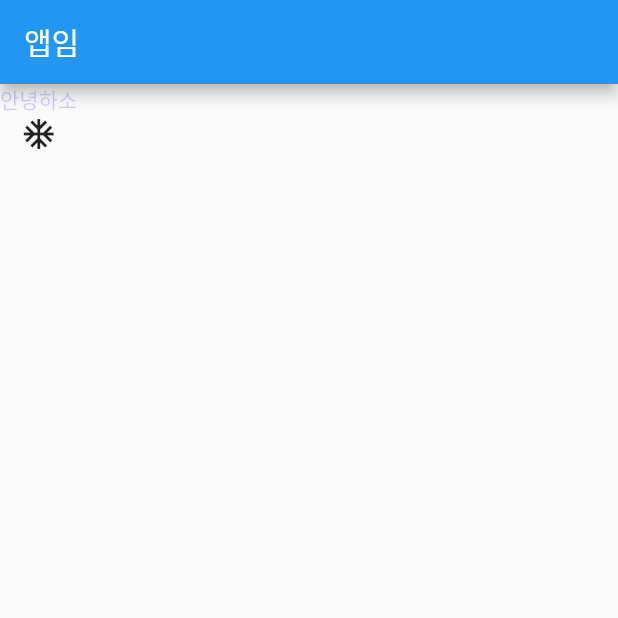
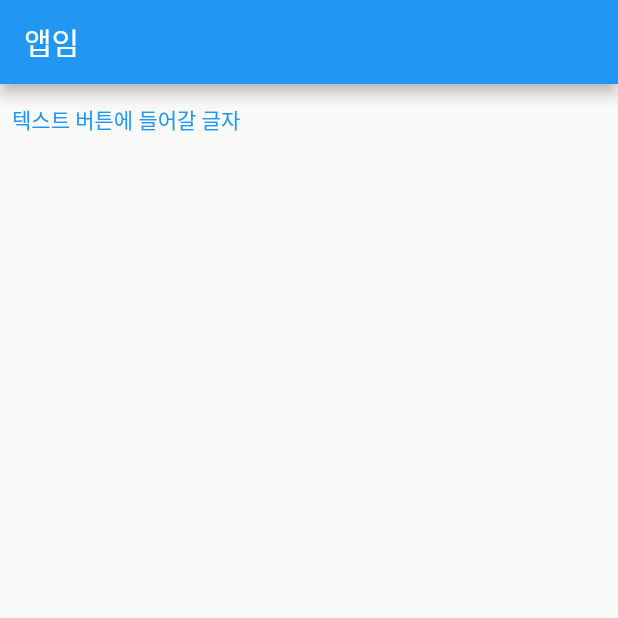
Before and after one commit to Hamjeonghui/contact, a Flutter app: the screen it shows after launch, on a phone screen of 412 x 824 dp, the top half of it. Run offline on Flutter 3.47's test engine with Material 2 defaults, Android fonts, the phone set to English and light mode, and no system bars.

Commit message:
버튼과 버튼스타일

```diff
--- a/lib/main.dart
+++ b/lib/main.dart
@@ -14,18 +14,14 @@ class MyApp extends StatelessWidget {
 
         appBar: AppBar(title: Text('앱임')),
 
-        body: Column(
-          children: [
-            SizedBox(// container랑 차이: https://memostack.tistory.com/188
-              child: Text('안녕하소',
-                // style 하위 객체들을 통해서 text와 관련된 다양한 스타일을 부여할 수 있다.
-                //style: TextStyle( color: Color(0xfff52929) ),//text에 스타일 주는 법&헥터코드로 색상 주는 법(길본값0xff)
-                style: TextStyle( color: Color.fromRGBO(24, 0, 255, 0.2) ),//RGB&불투명도까지 주는 법
-              ),
-            ),
-            Icon(Icons.ac_unit, )//Icon의 경우 Style객체가 없어서, 간단한 설정만이 가능하다.
-          ],
-        )
+        body: SizedBox(
+          //버튼 위젯은 TextButton외에도 IconButton(필수요소 구성이 약간 다르다), ElevatedButton이 있다.
+          child: TextButton(
+              child: Text('텍스트 버튼에 들어갈 글자') ,
+              onPressed: (){}, //위의 child와 함께 필수 요소
+              style: ButtonStyle( ), //부여할 스타일
+          ),
+        ),
       )
     );
   }
```
